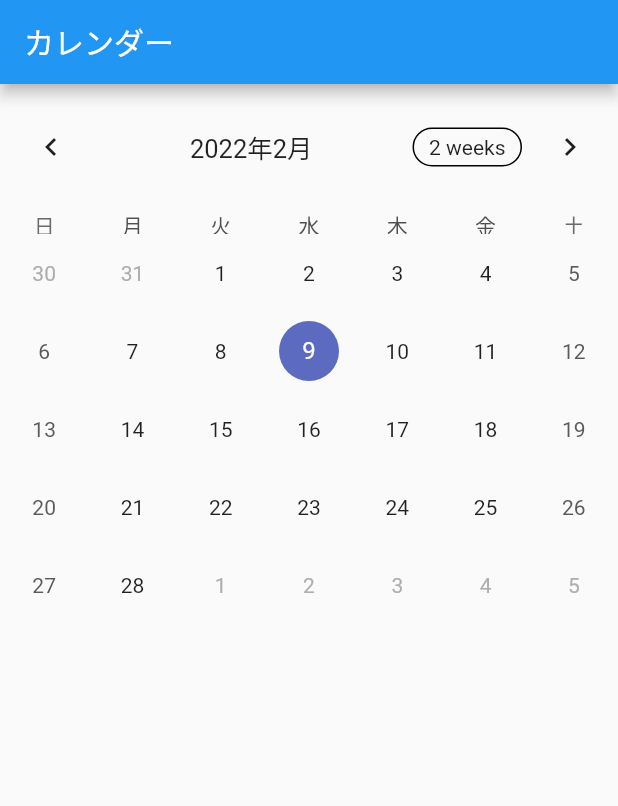
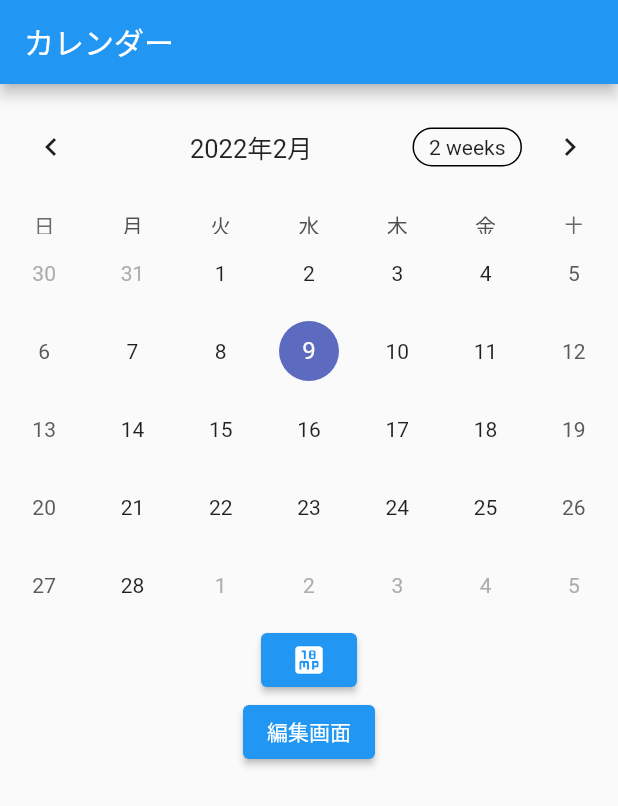
Before and after one commit to tomoki1590/calender_app, a Flutter app: the screen it shows after launch, on a phone screen of 412 x 824 dp. Shown: the top 806 px of the screen. Run offline on Flutter 3.47's test engine with Material 2 defaults, Android fonts, the phone set to English and light mode, and no system bars; drawn by our look-alikes of table_calendar; our stand-ins replace flutter_riverpod, riverpod.

Commit message:
riverpod追加,編集画面、追加画面

```diff
--- a/lib/home_page.dart
+++ /dev/null
@@ -1,52 +0,0 @@
-import 'package:flutter/material.dart';
-import 'package:intl/intl.dart';
-import 'package:table_calendar/table_calendar.dart';
-
-class HomePage extends StatefulWidget {
-  const HomePage({Key? key}) : super(key: key);
-
-  @override
-  State<HomePage> createState() => _HomePageState();
-}
-
-class _HomePageState extends State<HomePage> {
-  @override
-  Widget build(BuildContext context) {
-    CalendarFormat format = CalendarFormat.month;
-    DateTime _focusedDay = DateTime.now();
-    DateTime _selectedDay = DateTime.now();
-    return Scaffold(
-      appBar: AppBar(
-        title: const Text('カレンダー'),
-      ),
-      body: TableCalendar(
-        headerStyle: HeaderStyle(
-            leftChevronMargin: EdgeInsets.all(10),
-            leftChevronVisible: true,
-            rightChevronVisible: true,
-            titleCentered: true,
-            formatButtonDecoration: BoxDecoration(
-                border: Border.all(color: Colors.black),
-                borderRadius: BorderRadius.circular(100))),
-        firstDay: DateTime.utc(2000, 1, 1),
-        lastDay: DateTime.utc(2030, 12, 31),
-        calendarFormat: format,
-        onFormatChanged: (CalendarFormat _format) {
-          setState(() {
-            format = _format;
-          });
-        },
-        daysOfWeekVisible: true,
-        focusedDay: _focusedDay,
-        selectedDayPredicate: (day) {
-          return isSameDay(_selectedDay, day);
-        },
-        locale: "ja-JP",
-        daysOfWeekStyle: DaysOfWeekStyle(
-          dowTextFormatter: (date, locale) =>
-              DateFormat.E(locale).format(date)[0],
-        ),
-      ),
-    );
-  }
-}
--- a/lib/main.dart
+++ b/lib/main.dart
@@ -3,7 +3,7 @@ import 'package:flutter/material.dart';
 import 'package:flutter_riverpod/flutter_riverpod.dart';
 import 'package:intl/date_symbol_data_local.dart';
 
-import 'home_page.dart';
+import 'view/home_page.dart';
 
 void main() {
   initializeDateFormatting("ja-JP").then((_) => runApp(ProviderScope(
--- /dev/null
+++ b/lib/provider.dart
@@ -0,0 +1,8 @@
+import 'package:riverpod/riverpod.dart';
+
+final titleProvider = Provider<String>((ref) {
+  return 'カレンダー';
+});
+final scheduleProvider = Provider<String>((ref) {
+  return '';
+});
--- /dev/null
+++ b/lib/view/home_page.dart
@@ -0,0 +1,65 @@
+import 'package:flutter/material.dart';
+import 'package:flutter_riverpod/flutter_riverpod.dart';
+import 'package:intl/intl.dart';
+import 'package:table_calendar/table_calendar.dart';
+
+import '../provider.dart';
+import 'add_screen.dart';
+import 'editor_screen.dart';
+
+class HomePage extends ConsumerWidget {
+  HomePage({Key? key}) : super(key: key);
+
+  @override
+  Widget build(BuildContext context, WidgetRef ref) {
+    CalendarFormat format = CalendarFormat.month;
+    DateTime _focusedDay = DateTime.now();
+    DateTime _selectedDay = DateTime.now();
+    return Scaffold(
+      appBar: AppBar(
+          title: Consumer(
+              builder: (BuildContext context, WidgetRef ref, Widget? child) =>
+                  Text(ref.read(titleProvider)))),
+      body: Column(
+        children: [
+          TableCalendar(
+            headerStyle: HeaderStyle(
+                leftChevronMargin: EdgeInsets.all(10),
+                leftChevronVisible: true,
+                rightChevronVisible: true,
+                titleCentered: true,
+                formatButtonDecoration: BoxDecoration(
+                    border: Border.all(color: Colors.black),
+                    borderRadius: BorderRadius.circular(100))),
+            firstDay: DateTime.utc(2000, 1, 1),
+            lastDay: DateTime.utc(2030, 12, 31),
+            calendarFormat: format,
+            onFormatChanged: (CalendarFormat _format) {},
+            daysOfWeekVisible: true,
+            focusedDay: _focusedDay,
+            selectedDayPredicate: (day) {
+              return isSameDay(_selectedDay, day);
+            },
+            locale: "ja-JP",
+            daysOfWeekStyle: DaysOfWeekStyle(
+              dowTextFormatter: (date, locale) =>
+                  DateFormat.E(locale).format(date)[0],
+            ),
+          ),
+          ElevatedButton(
+              onPressed: () {
+                Navigator.push(context,
+                    MaterialPageRoute(builder: (context) => AddScreen()));
+              },
+              child: Icon(Icons.eighteen_mp)),
+          ElevatedButton(
+              onPressed: () {
+                Navigator.push(context,
+                    MaterialPageRoute(builder: (context) => EditorScreen()));
+              },
+              child: Text('編集画面'))
+        ],
+      ),
+    );
+  }
+}
```
Also changed, not shown: lib/view/add_screen.dart (added, +43 -0 lines), lib/view/editor_screen.dart (added, +40 -0 lines).
